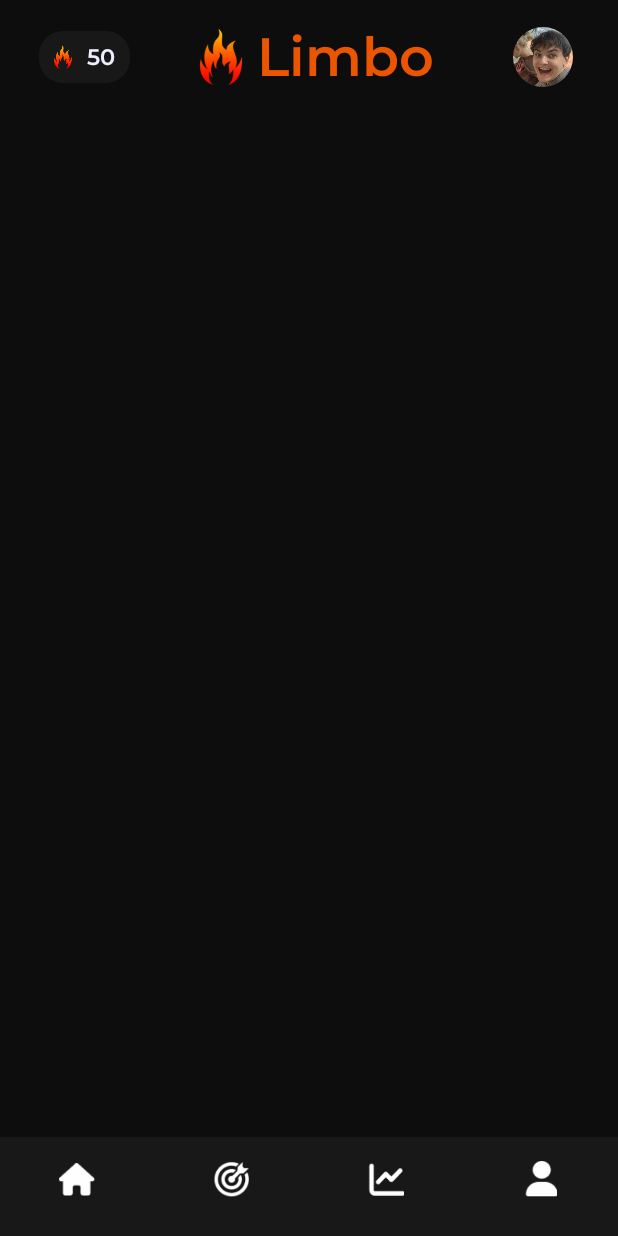
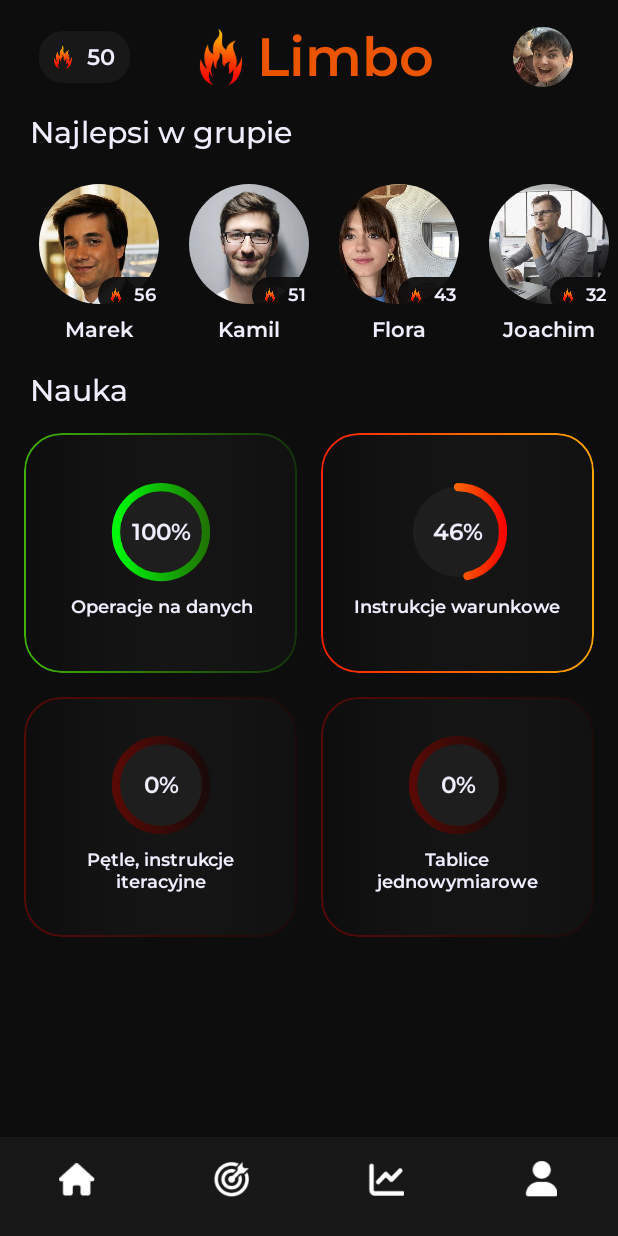
Before and after one commit to IgorJonski/Limbo, an Android app built with Jetpack Compose: the composable HomeScreen shown on its own in the app's theme, on a phone screen of 412 x 824 dp. Run offline under Robolectric (Android 15) with nearby library versions, the phone set to English and light mode, and no system bars.

Commit message:
Add home section layout

```diff
--- a/app/src/main/java/com/app/limboapp/screens/HomeScreen.kt
+++ b/app/src/main/java/com/app/limboapp/screens/HomeScreen.kt
@@ -63,7 +63,14 @@ fun HomeScreen() {
             LimboBottomNavigation()
         }
     ) {
-
+        Column(
+            modifier = Modifier
+                .padding(paddingValues = it)
+        ) {
+            BestInGroupSection()
+            Spacer(modifier = Modifier.height(20.dp))
+            MiniChapterSection()
+        }
     }
 }
 
@@ -305,6 +312,12 @@ fun MiniChapterSectionPreview() {
     MiniChapterSection()
 }
 
+@Preview
+@Composable
+fun HomeScreenPreview() {
+    HomeScreen()
+}
+
 // ------------------
 
 fun getExampleBestInGroupData(): List<Person> {
```
